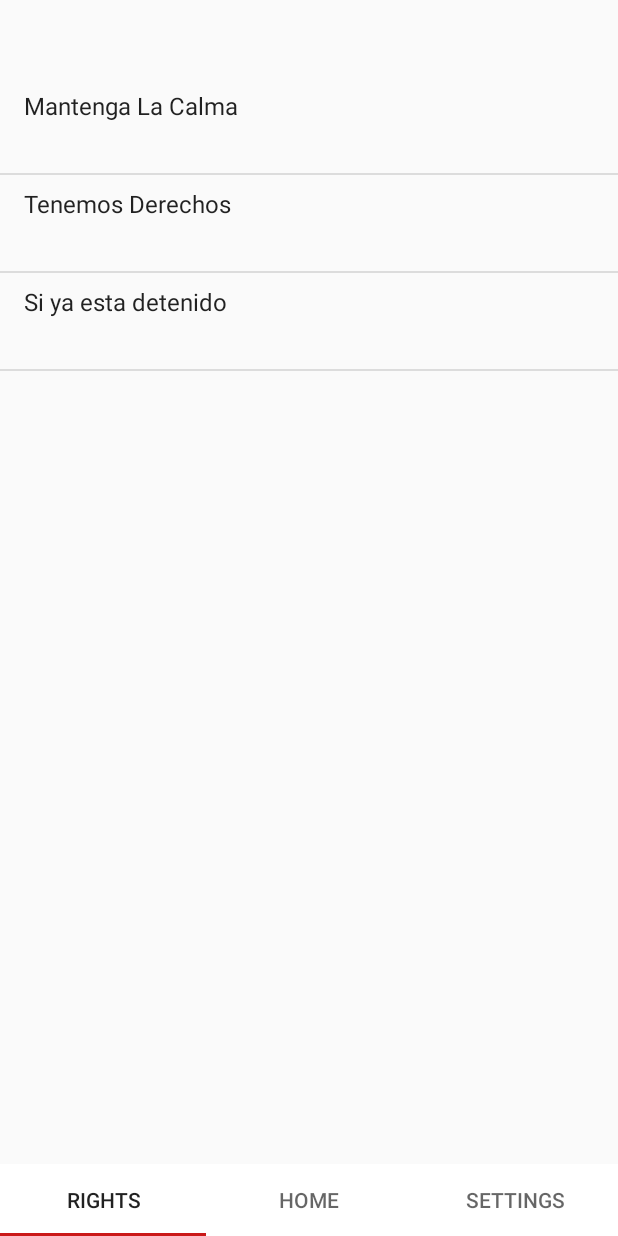
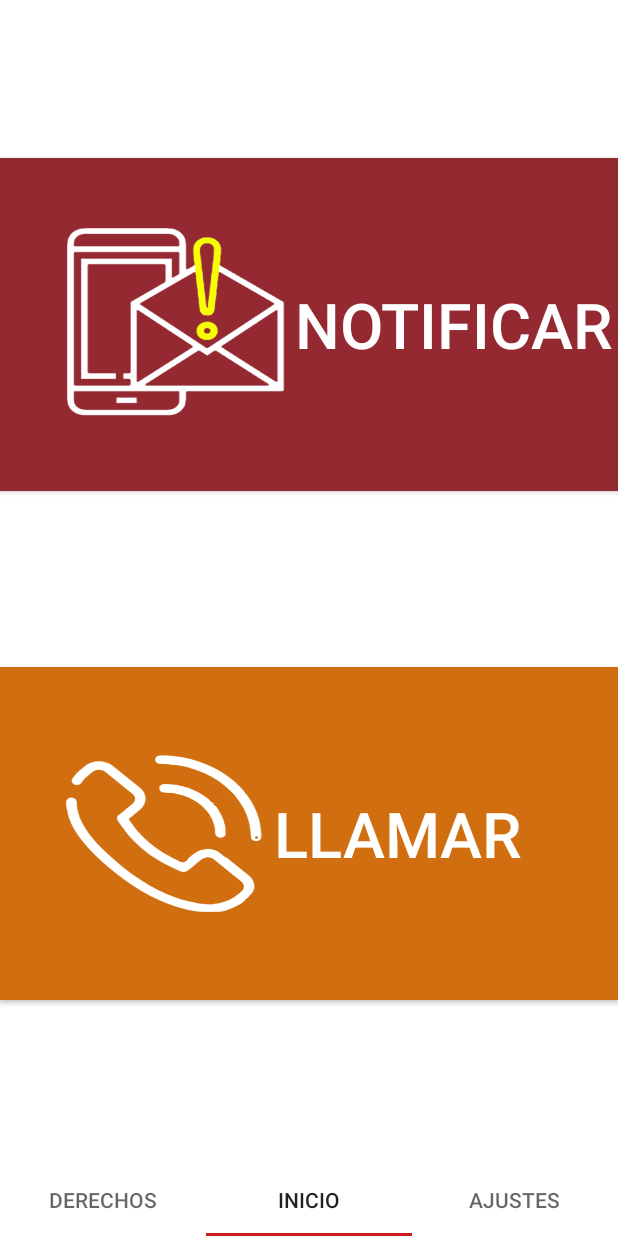
Before and after one commit to dariomolina93/Alerta, an Android app: the MainActivity screen opened directly, with no data from a screen before it, on a phone screen of 412 x 824 dp. Run offline under Robolectric (Android 15) with nearby library versions, the phone set to English and light mode, and no system bars; our stand-ins replace AdMob.

Commit message:
Modified/added more rights.  Made the landing page to be the Home page.  Changed the name of tabs to be in spanish. Changed the default edit message in spanish.

```diff
--- a/app/src/main/java/com/example/dariomolina/alerta/Fragments/Rights.java
+++ b/app/src/main/java/com/example/dariomolina/alerta/Fragments/Rights.java
@@ -9,7 +9,9 @@ import android.view.View;
 import android.view.ViewGroup;
 import android.widget.AdapterView;
 import android.widget.ArrayAdapter;
+import android.widget.LinearLayout;
 import android.widget.ListView;
+import android.widget.RelativeLayout;
 import android.widget.SimpleAdapter;
 import android.widget.TextView;
 
@@ -17,6 +19,7 @@ import com.example.dariomolina.alerta.R;
 import com.google.android.gms.ads.AdRequest;
 import com.google.android.gms.ads.AdView;
 import com.google.android.gms.ads.MobileAds;
+import android.widget.RelativeLayout.LayoutParams;
 
 import java.util.ArrayList;
 import java.util.HashMap;
@@ -75,12 +78,19 @@ public class Rights extends Fragment {
             @Override
             public View getView(int position, View convertView, ViewGroup parent) {
                 View view = super.getView(position, convertView, parent);
+
                 TextView text1 = view.findViewById(android.R.id.text1);
+                text1.setTextSize(20);
                 TextView text2 = view.findViewById(android.R.id.text2);
+
 
                 text1.setText(rights[position]);
                 text2.setText(description[position]);
                 text2.setVisibility(View.GONE);
+
+                final LayoutParams layoutparams = (RelativeLayout.LayoutParams)text2.getLayoutParams();
+                layoutparams.setMargins(0,10,0,0);
+                text2.setLayoutParams(layoutparams);
                 return view;
             }
         };
--- a/app/src/main/java/com/example/dariomolina/alerta/MainActivity.java
+++ b/app/src/main/java/com/example/dariomolina/alerta/MainActivity.java
@@ -1,6 +1,7 @@
 package com.example.dariomolina.alerta;
 
 import android.app.FragmentManager;
+import android.support.v4.app.FragmentTransaction;
 import android.support.v7.app.AppCompatActivity;
 import android.os.Bundle;
 import android.support.annotation.NonNull;
@@ -8,6 +9,8 @@ import android.support.design.widget.TabLayout;
 import android.support.v4.app.Fragment;
 import android.support.v4.view.ViewPager;
 import android.util.Log;
+
+import com.example.dariomolina.alerta.Fragments.Home;
 
 import java.util.List;
 
@@ -22,6 +25,7 @@ public class MainActivity extends AppCompatActivity {
         TabLayout tabLayout = findViewById(R.id.tab_layout);
         tabLayout.setTabGravity(TabLayout.GRAVITY_FILL);
         tabLayout.setupWithViewPager(viewPager);
+        viewPager.setCurrentItem(1);
     }
 
     @Override
--- a/app/src/main/java/com/example/dariomolina/alerta/PageAdapter.java
+++ b/app/src/main/java/com/example/dariomolina/alerta/PageAdapter.java
@@ -12,6 +12,7 @@ import com.example.dariomolina.alerta.Fragments.Settings;
 public class PageAdapter extends FragmentStatePagerAdapter {
 
     private Fragment[] childFragments;
+    private String tabTitles[] = new String[]{"Derechos", "Inicio", "Ajustes"};
     public PageAdapter(FragmentManager fm) {
         super(fm);
         childFragments = new Fragment[] {
@@ -35,7 +36,6 @@ public class PageAdapter extends FragmentStatePagerAdapter {
 
     @Override
     public CharSequence getPageTitle(int position) {
-        String title = getItem(position).getClass().getName();
-        return title.subSequence(title.lastIndexOf(".") + 1, title.length());
+        return tabTitles[position];
     }
 }
--- a/app/src/main/java/com/example/dariomolina/alerta/Permissions.java
+++ b/app/src/main/java/com/example/dariomolina/alerta/Permissions.java
@@ -150,7 +150,7 @@ public class Permissions extends Fragment{
                                         || shouldShowRequestPermissionRationale(Manifest.permission.ACCESS_FINE_LOCATION)
                                         || shouldShowRequestPermissionRationale(Manifest.permission.INTERNET)) {
                                     Log.d("RequestPermissionResult", "Displaying alert dialog for requesting about_permissions.");
-                                    showDialogOK("Permiso para leer contactos y mandar mensages son necesarios para utilizar la aplicacion.",
+                                    showDialogOK("Permiso para hacer llamadas, leer contactos, obtener su ubicacion y mandar mensages son necesarios para utilizar la aplicacion.",
                                             new DialogInterface.OnClickListener() {
                                                 @Override
                                                 public void onClick(DialogInterface dialog, int which) {
@@ -180,7 +180,7 @@ public class Permissions extends Fragment{
                                         || ActivityCompat.shouldShowRequestPermissionRationale(activity,Manifest.permission.ACCESS_FINE_LOCATION)
                                         || ActivityCompat.shouldShowRequestPermissionRationale(activity,Manifest.permission.INTERNET)) {
                                     Log.d("RequestPermissionResult", "Displaying alert dialog for requesting about_permissions.");
-                                    showDialogOK("Permiso para leer contactos y mandar mensages son necesarios para utilizar la aplicacion.",
+                                    showDialogOK("Permiso para hacer llamadas, leer contactos, obtener su ubicacion y mandar mensages son necesarios para utilizar la aplicacion.",
                                             new DialogInterface.OnClickListener() {
                                                 @Override
                                                 public void onClick(DialogInterface dialog, int which) {
--- a/app/src/main/res/values/strings.xml
+++ b/app/src/main/res/values/strings.xml
@@ -1,7 +1,7 @@
 <resources>
     <string name="app_name">Alerta</string>
     <string name="about"></string>
-    <string name="Permission">Permiso</string>
+    <string name="Permission">Permisos</string>
     <string name="location">Ubicación: este permiso es necesario para que podamos enviar su ubicación a su contacto cuando envíe su mensaje.</string>
     <string name="contacts">
 Contactos: Necesitamos permiso para leer sus contactos para que pueda elegir a qué contactos contactar en caso de una emergencia.</string>
@@ -18,32 +18,48 @@ Mensajes de texto (sms): Necesitamos este permiso para poder enviar un mensaje d
         \nSi no escuchas de mí dentro de dos horas, me han detenido.
         \nPor favor, póngase en contacto con un abogado.
     </string>
-    <string name="edit_button">EDITAR</string>
-    <string name="input_message">Enter new message</string>
+    <string name="edit_button">Editar</string>
+    <string name="input_message">Editar mensaje de ayuda</string>
     <string name="contacts_title">Contactos</string>
-    <string name="remove_button">RETIRAR</string>
-    <string name="add_button">AÑADIR</string>
+    <string name="remove_button">Retirar</string>
+    <string name="add_button">Añadir</string>
 
     <!-- Rights view layout -->
     <array name="your_rights">
-        <item>Mantenga La Calma</item>
-        <item>Tenemos Derechos</item>
-        <item>Si ya esta detenido</item>
+        <item>Tiene el derecho de mantener silencio</item>
+        <item>Tiene el derecho de hablar con un abogado</item>
+        <item>Tiene el derecho de grabar su encuentro con cualquier agente de ICE o Policia</item>
+        <item>Pueden agentes de ICE o Policia entrar en mi hogar?</item>
+        <item>Que hago si agentes de ICE of Policia avecinan en publico?</item>
+        <item>Que pasa si ICE o Policia empiezan a esculcar sus bolsillos o pertenencias?</item>
+        <item>Mas Informaction</item>
     </array>
     <array name="description">
         <item>
-            \nNO ABRA LA PUERTA a ningun agente de inmigracion.
-            \n\nNO DIGA NADA al agente de inmigracion. Mantega silencio.
-            \n\nNO CORRA, llame a su abogado, familia y consulado.\n
+            Bajo la quinta enmienda de la Constitucion de los Estados Unidos, individuos pueden mantener silencio de no dar testimonio
+            que los pueda enculpar de algun crimen o delito.  Ningun agente de ICE, policia, o cualquier otro agente del sistema judicial puede hacer que usted hable si no es su voluntad.
         </item>
         <item>
-            \nNO MIENTAS, solo diga \"No voy hablar.\" o \"Mi Abogado me dijo que no hablara\"
-            \n\nNUNCA digas a que no estas aqui legalmente
-            \n\nNUNCA digas de que pais eres.\n
+            Bajo la sexta enmienda de la Constitucion de los Estados Unidos, le da el derecho a un abogado si una persona a sido arrestada.
         </item>
         <item>
-            \nPida hablar con un abogado. Pida un interprete si no entiende.
-            \n\nTiene derecho a hacer arreglos para el cuidado de sus hijos.\n
+            Bajo la primer enmienda de la Constitucion de los Estados Unidos, usted tiene el derecho de grabar a los agentes de ICE o Policia.  Mientras no grabe a agentes de ICE o Policia en secreto, no hay ningun problema.
+        </item>
+        <item>
+            Si agentes de ICE o Policia no tienen una orden firmada por un juez, no pueden entrar en tu hogar sin permiso de un adulto.  Antes de abrir la puerta, pida que le demuestren la orden firmada por el juez por debajo de su puerta.
+            Si no tienen ninguna orden solo diga, \"No quiero hablar con ustedes, por mi seguridad porfavor dejen su informacion.\"  No mienta ni de documentos falsos, asi
+            como tampoco corra ni resista si hay arresto.
+        </item>
+        <item>
+            No responda ninguna pregunta, solo diga, \"Me puedo retirar?\" Si responden SI, conteste \"No quiero responder ninguna otra pregunta.\"  Si responden NO, solo diga,
+            \"Quiero ejercir mi derecho de mantener silencio.  Solo voy a hablar con mi abogado.\"
+        </item>
+        <item>
+            Simplemente diga a los agentes, \"Yo no doy concentimiento a que busquen en mis bolsillos o pertenencias\".
+        </item>
+        <item>
+            Recuerde, el conocimiento es poder. Su mejor defensa es estar informado.  Hoy en dia es toda la informacion esta en la palma de su mano por medio de su telefono. Busque cualquier pregunta que usted tenga e informece.  Asuma la peor circumstancia y estece preparado por si llega a
+            suceder.  Grabe cualquier encuentro que tenga usted con agentes de ICE o Policia.  Los derechos en esta applicacion an sido obtenidos por medio de Center for Constitutional Rights.
         </item>
     </array>
 </resources>
```
